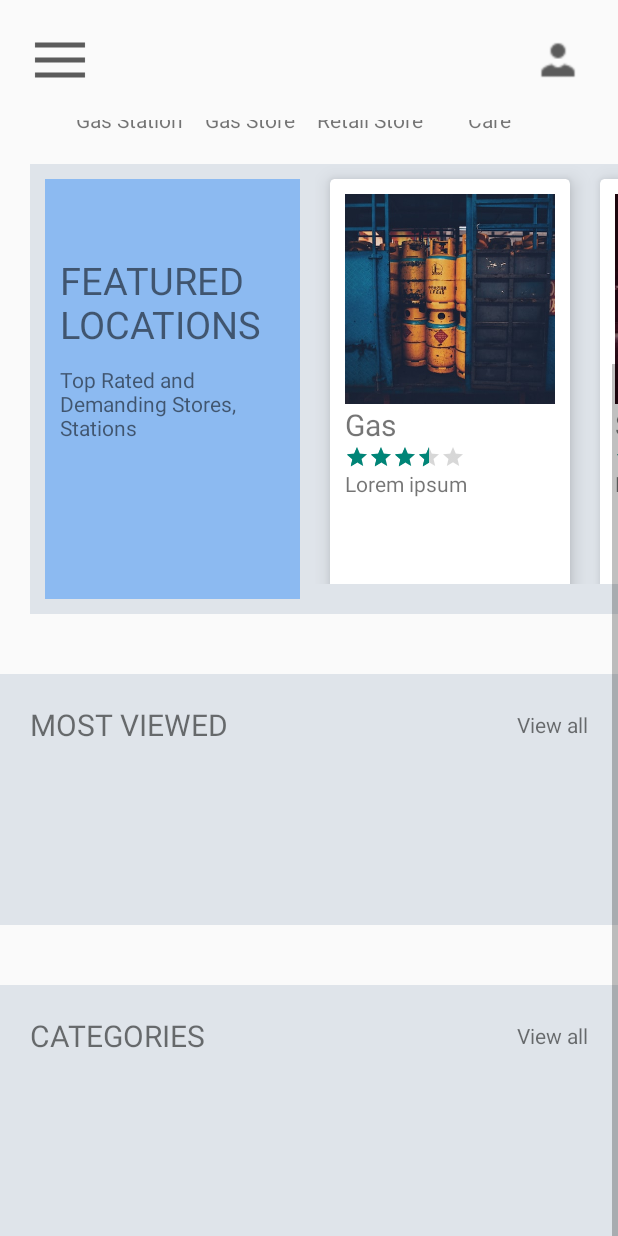
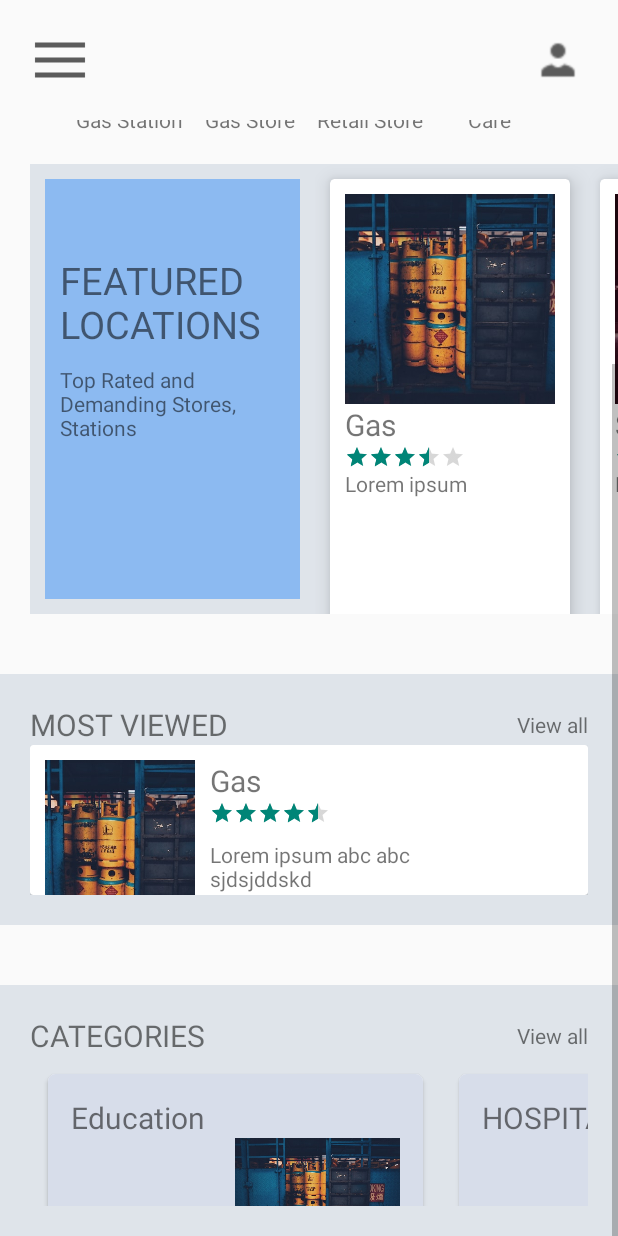
Before and after one commit to nahinAbrar/GasNow, an Android app: the UserDashboard screen opened directly, with no data from a screen before it, scrolled down 208 dp, on a phone screen of 412 x 824 dp. Run offline under Robolectric (Android 15) with nearby library versions, the phone set to English and light mode, and no system bars.

Commit message:
1. Liquid swipe animation ( one time only) 2. Login with remember pass( sessions) 3. Reset password with phone auth 4. Sign up with phone auth 5. Net Connection check 6. User Dashboard

```diff
--- a/app/src/main/AndroidManifest.xml
+++ b/app/src/main/AndroidManifest.xml
@@ -12,7 +12,7 @@
         android:theme="@style/Theme.GasNow"
         tools:targetApi="31">
         <activity
-            android:name=".UserDashboard"
+            android:name=".DashBoard.UserDashboard"
             android:exported="false" />
         <activity
             android:name=".PasswordReset.ForgetPassSuccessMessageActivity"
--- /dev/null
+++ b/app/src/main/java/com/isd/gasnow/DashBoard/CategoriesAdapter.java
@@ -0,0 +1,51 @@
+package com.isd.gasnow.DashBoard;
+
+import android.view.LayoutInflater;
+import android.view.View;
+import android.view.ViewGroup;
+import android.widget.ImageView;
+import android.widget.RelativeLayout;
+import android.widget.TextView;
+
+import androidx.annotation.NonNull;
+import androidx.recyclerview.widget.RecyclerView;
+
+import com.isd.gasnow.R;
+
+import java.util.ArrayList;
+
+public class CategoriesAdapter extends RecyclerView.Adapter<CategoriesAdapter.AdapterAllCategoriesViewHolder> {
+    ArrayList<CategoriesHelperClass> mostViewedLocations;
+    public CategoriesAdapter(ArrayList<CategoriesHelperClass> mostViewedLocations) {
+        this.mostViewedLocations = mostViewedLocations;
+    }
+    @NonNull
+    @Override
+    public AdapterAllCategoriesViewHolder onCreateViewHolder(@NonNull ViewGroup parent, int viewType) {
+        View view = LayoutInflater.from(parent.getContext()).inflate(R.layout.categories_card_design, parent, false);
+        AdapterAllCategoriesViewHolder lvh = new AdapterAllCategoriesViewHolder(view);
+        return lvh;
+    }
+    @Override
+    public void onBindViewHolder(@NonNull AdapterAllCategoriesViewHolder holder, int position) {
+        CategoriesHelperClass helperClass = mostViewedLocations.get(position);
+        holder.imageView.setImageResource(helperClass.getImage());
+        holder.textView.setText(helperClass.getTitle());
+//        holder.relativeLayout.setBackground(helperClass.getGradient());
+    }
+    @Override
+    public int getItemCount() {
+        return mostViewedLocations.size();
+    }
+    public static class AdapterAllCategoriesViewHolder extends RecyclerView.ViewHolder {
+//        RelativeLayout relativeLayout;
+        ImageView imageView;
+        TextView textView;
+        public AdapterAllCategoriesViewHolder(@NonNull View itemView) {
+            super(itemView);
+//            relativeLayout = itemView.findViewById(R.id.relativeLayout);
+            imageView = itemView.findViewById(R.id.categoryImage);
+            textView = itemView.findViewById(R.id.categoryTitle);
+        }
+    }
+}
--- /dev/null
+++ b/app/src/main/java/com/isd/gasnow/DashBoard/CategoriesHelperClass.java
@@ -0,0 +1,25 @@
+package com.isd.gasnow.DashBoard;
+
+import android.graphics.drawable.GradientDrawable;
+import android.media.Image;
+import android.widget.ImageView;
+import android.widget.RelativeLayout;
+
+public class CategoriesHelperClass {
+//    RelativeLayout gradient;
+    int image;
+    String title;
+
+    public String getTitle() {
+        return title;
+    }
+
+    public int getImage() {
+        return image;
+    }
+
+    public CategoriesHelperClass(int image, String title) {
+        this.image = image;
+        this.title = title;
+    }
+}
--- /dev/null
+++ b/app/src/main/java/com/isd/gasnow/DashBoard/FeaturedHelperClass.java
@@ -0,0 +1,25 @@
+package com.isd.gasnow.DashBoard;
+
+public class FeaturedHelperClass {
+
+    int image;
+    String title, description;
+
+    public FeaturedHelperClass(int image, String title, String description) {
+        this.image = image;
+        this.title = title;
+        this.description = description;
+    }
+
+    public int getImage() {
+        return image;
+    }
+
+    public String getTitle() {
+        return title;
+    }
+
+    public String getDescription() {
+        return description;
+    }
+}
--- /dev/null
+++ b/app/src/main/java/com/isd/gasnow/DashBoard/MostViewedAdapter.java
@@ -0,0 +1,61 @@
+package com.isd.gasnow.DashBoard;
+
+import android.view.LayoutInflater;
+import android.view.View;
+import android.view.ViewGroup;
+import android.widget.ImageView;
+import android.widget.TextView;
+
+import androidx.annotation.NonNull;
+import androidx.recyclerview.widget.RecyclerView;
+import com.isd.gasnow.R;
+
+import java.util.ArrayList;
+
+public class MostViewedAdapter extends RecyclerView.Adapter<MostViewedAdapter.MostViewedViewHolder>{
+
+    ArrayList<MostViewedAdapterHelperClass> mostViewedAdapterHelperClassArrayList;
+
+    public MostViewedAdapter(ArrayList<MostViewedAdapterHelperClass> mostViewedAdapterHelperClassArrayList) {
+        this.mostViewedAdapterHelperClassArrayList = mostViewedAdapterHelperClassArrayList;
+    }
+
+    @NonNull
+    @Override
+    public MostViewedViewHolder onCreateViewHolder(@NonNull ViewGroup parent, int viewType) {
+        View view = LayoutInflater.from(parent.getContext()).inflate(R.layout.most_viewed_card_design,parent, false);
+        MostViewedAdapter.MostViewedViewHolder mostViewedViewHolder = new MostViewedAdapter.MostViewedViewHolder(view);
+        return mostViewedViewHolder;
+    }
+
+    @Override
+    public void onBindViewHolder(@NonNull MostViewedViewHolder holder, int position) {
+        MostViewedAdapterHelperClass mostViewedAdapterHelperClass = mostViewedAdapterHelperClassArrayList.get(position);
+
+        holder.image.setImageResource(mostViewedAdapterHelperClass.getImage());
+        holder.title.setText(mostViewedAdapterHelperClass.getTitle());
+        holder.desc.setText(mostViewedAdapterHelperClass.getDescription());
+
+    }
+
+    @Override
+    public int getItemCount() {
+        return mostViewedAdapterHelperClassArrayList.size();
+    }
+
+
+    public static class MostViewedViewHolder extends RecyclerView.ViewHolder{
+        ImageView image;
+        TextView title, desc;
+
+        public MostViewedViewHolder(@NonNull View itemView) {
+            super(itemView);
+
+            image = itemView.findViewById(R.id.mostViewed_Image1);
+            title = itemView.findViewById(R.id.mostViewed_Title);
+            desc = itemView.findViewById(R.id.dashboardMostviewed_Desc);
+        }
+    }
+
+
+}
--- a/app/src/main/java/com/isd/gasnow/FeaturedHelperClass.java
+++ b/app/src/main/java/com/isd/gasnow/DashBoard/MostViewedAdapterHelperClass.java
@@ -1,11 +1,10 @@
-package com.isd.gasnow;
+package com.isd.gasnow.DashBoard;
 
-public class FeaturedHelperClass {
-
+public class MostViewedAdapterHelperClass {
     int image;
     String title, description;
 
-    public FeaturedHelperClass(int image, String title, String description) {
+    public MostViewedAdapterHelperClass(int image, String title, String description) {
         this.image = image;
         this.title = title;
         this.description = description;
--- /dev/null
+++ b/app/src/main/java/com/isd/gasnow/DashBoard/UserDashboard.java
@@ -0,0 +1,85 @@
+package com.isd.gasnow.DashBoard;
+
+import androidx.appcompat.app.AppCompatActivity;
+import androidx.recyclerview.widget.LinearLayoutManager;
+import androidx.recyclerview.widget.RecyclerView;
+
+import android.graphics.drawable.GradientDrawable;
+import android.os.Bundle;
+import android.widget.RelativeLayout;
+
+import com.isd.gasnow.DashBoard.FeaturedAdapter;
+import com.isd.gasnow.DashBoard.FeaturedHelperClass;
+import com.isd.gasnow.R;
+
+import java.util.ArrayList;
+
+public class UserDashboard extends AppCompatActivity {
+
+    RecyclerView featureRecycler,mostViewedRecycler, categoriesRecycler;
+    RecyclerView.Adapter adapter;
+
+    private GradientDrawable gradient1, gradient2, gradient3, gradient4;
+
+    @Override
+    protected void onCreate(Bundle savedInstanceState) {
+        super.onCreate(savedInstanceState);
+        setContentView(R.layout.activity_user_dashboard);
+
+        featureRecycler = findViewById(R.id.dashboardFeaturedRecycleView);
+        mostViewedRecycler = findViewById(R.id.dashboardMostviewedRecyclerView);
+        categoriesRecycler = findViewById(R.id.dashboardCategoriesRecyclerView);
+
+
+
+        featuredRecycler();
+        mostViewedRecycler();
+        categoriesRecycler();
+
+    }
+
+    private void categoriesRecycler() {
+        //All Gradients
+//        gradient2 = new GradientDrawable(GradientDrawable.Orientation.LEFT_RIGHT, new int[]{0xffd4cbe5, 0xffd4cbe5});
+//        gradient1 = new GradientDrawable(GradientDrawable.Orientation.LEFT_RIGHT, new int[]{0xff7adccf, 0xff7adccf});
+//        gradient3 = new GradientDrawable(GradientDrawable.Orientation.LEFT_RIGHT, new int[]{0xfff7c59f, 0xFFf7c59f});
+//        gradient4 = new GradientDrawable(GradientDrawable.Orientation.LEFT_RIGHT, new int[]{0xffb8d7f5, 0xffb8d7f5});
+        ArrayList<CategoriesHelperClass> categoriesHelperClasses = new ArrayList<>();
+        categoriesHelperClasses.add(new CategoriesHelperClass(R.drawable.card1, "Education"));
+        categoriesHelperClasses.add(new CategoriesHelperClass(R.drawable.card1, "HOSPITAL"));
+        categoriesHelperClasses.add(new CategoriesHelperClass(R.drawable.card1, "Restaurant"));
+        categoriesHelperClasses.add(new CategoriesHelperClass(R.drawable.card1, "Shopping"));
+        categoriesHelperClasses.add(new CategoriesHelperClass(R.drawable.card1, "Transport"));
+        categoriesRecycler.setHasFixedSize(true);
+        adapter = new CategoriesAdapter(categoriesHelperClasses);
+        categoriesRecycler.setLayoutManager(new LinearLayoutManager(this, LinearLayoutManager.HORIZONTAL, false));
+        categoriesRecycler.setAdapter(adapter);
+    }
+
+
+    private void mostViewedRecycler() {
+        mostViewedRecycler.setHasFixedSize(true);
+        mostViewedRecycler.setLayoutManager(new LinearLayoutManager(this,LinearLayoutManager.HORIZONTAL,false));
+
+        ArrayList<MostViewedAdapterHelperClass> mostViewedAdapterHelperClassArrayList = new ArrayList<>();
+        mostViewedAdapterHelperClassArrayList.add(new MostViewedAdapterHelperClass(R.drawable.card1,"Gas", "Lorem ipsum abc abc sjdsjddskd"));
+        mostViewedAdapterHelperClassArrayList.add(new MostViewedAdapterHelperClass(R.drawable.card2,"Store", "Lorem ipsum abc abc sjdsjddskd"));
+
+        adapter = new MostViewedAdapter(mostViewedAdapterHelperClassArrayList);
+        mostViewedRecycler.setAdapter(adapter);
+    }
+
+    private void featuredRecycler() {
+        featureRecycler.setHasFixedSize(true);
+        featureRecycler.setLayoutManager(new LinearLayoutManager(this,LinearLayoutManager.HORIZONTAL,false));
+
+        ArrayList<FeaturedHelperClass> featuredHelperClassArrayList = new ArrayList<>();
+        featuredHelperClassArrayList.add(new FeaturedHelperClass(R.drawable.card1,"Gas", "Lorem ipsum"));
+        featuredHelperClassArrayList.add(new FeaturedHelperClass(R.drawable.card2,"Store", "Lorem ipsum"));
+
+        adapter = new FeaturedAdapter(featuredHelperClassArrayList);
+        featureRecycler.setAdapter(adapter);
+
+
+    }
+}
--- a/app/src/main/java/com/isd/gasnow/Login/LoginActivity.java
+++ b/app/src/main/java/com/isd/gasnow/Login/LoginActivity.java
@@ -11,7 +11,6 @@ import android.net.NetworkInfo;
 import android.os.Bundle;
 import android.provider.Settings;
 import android.view.View;
-import android.view.WindowManager;
 import android.widget.CheckBox;
 import android.widget.EditText;
 import android.widget.RelativeLayout;
@@ -24,12 +23,11 @@ import com.google.firebase.database.Query;
 import com.google.firebase.database.ValueEventListener;
 import com.hbb20.CountryCodePicker;
 import com.isd.gasnow.Database.SessionManager;
-import com.isd.gasnow.MainActivity;
 import com.isd.gasnow.PasswordReset.ForgetPasswordActivity;
 import com.isd.gasnow.IntroductoryPages.WelcomeActivity;
 import com.isd.gasnow.R;
 import com.isd.gasnow.SignUp.SignupActivity;
-import com.isd.gasnow.UserDashboard;
+import com.isd.gasnow.DashBoard.UserDashboard;
 
 import java.util.HashMap;
 
--- a/app/src/main/java/com/isd/gasnow/UserDashboard.java
+++ /dev/null
@@ -1,39 +0,0 @@
-package com.isd.gasnow;
-
-import androidx.appcompat.app.AppCompatActivity;
-import androidx.recyclerview.widget.LinearLayoutManager;
-import androidx.recyclerview.widget.RecyclerView;
-
-import android.os.Bundle;
-
-import java.util.ArrayList;
-
-public class UserDashboard extends AppCompatActivity {
-
-    RecyclerView featureRecycler;
-    RecyclerView.Adapter adapter;
-
-    @Override
-    protected void onCreate(Bundle savedInstanceState) {
-        super.onCreate(savedInstanceState);
-        setContentView(R.layout.activity_user_dashboard);
-
-        featureRecycler = findViewById(R.id.dashboardFeaturedRecycleView);
-
-        featuredRecycler();
-    }
-
-    private void featuredRecycler() {
-        featureRecycler.setHasFixedSize(true);
-        featureRecycler.setLayoutManager(new LinearLayoutManager(this,LinearLayoutManager.HORIZONTAL,false));
-
-        ArrayList<FeaturedHelperClass> featuredHelperClassArrayList = new ArrayList<>();
-        featuredHelperClassArrayList.add(new FeaturedHelperClass(R.drawable.card1,"Gas", "Lorem ipsum"));
-        featuredHelperClassArrayList.add(new FeaturedHelperClass(R.drawable.card2,"Store", "Lorem ipsum"));
-
-        adapter = new FeaturedAdapter(featuredHelperClassArrayList);
-        featureRecycler.setAdapter(adapter);
-
-
-    }
-}
--- a/app/src/main/res/layout/activity_user_dashboard.xml
+++ b/app/src/main/res/layout/activity_user_dashboard.xml
@@ -5,7 +5,7 @@
     android:layout_width="match_parent"
     android:layout_height="match_parent"
     android:orientation="vertical"
-    tools:context=".UserDashboard">
+    tools:context=".DashBoard.UserDashboard">
 
     <RelativeLayout
         android:layout_width="match_parent"
@@ -240,7 +240,7 @@
                 <androidx.recyclerview.widget.RecyclerView
                     android:id="@+id/dashboardFeaturedRecycleView"
                     android:layout_width="match_parent"
-                    android:layout_height="280dp"
+                    android:layout_height="300dp"
                     android:layout_toEndOf="@id/dashboardFeaturedCard" />
 
 
@@ -277,6 +277,7 @@
                 </RelativeLayout>
 
                 <androidx.recyclerview.widget.RecyclerView
+                    android:id="@+id/dashboardMostviewedRecyclerView"
                     android:layout_width="match_parent"
                     android:layout_height="100dp" />
 
@@ -314,6 +315,7 @@
                 </RelativeLayout>
 
                 <androidx.recyclerview.widget.RecyclerView
+                    android:id="@+id/dashboardCategoriesRecyclerView"
                     android:layout_width="match_parent"
                     android:layout_height="100dp" />
 
--- /dev/null
+++ b/app/src/main/res/layout/categories_card_design.xml
@@ -0,0 +1,40 @@
+<?xml version="1.0" encoding="utf-8"?>
+<androidx.cardview.widget.CardView xmlns:android="http://schemas.android.com/apk/res/android"
+    android:layout_width="250dp"
+    android:layout_height="150dp"
+    xmlns:app="http://schemas.android.com/apk/res-auto"
+    app:cardCornerRadius="5dp"
+    android:elevation="8dp"
+    android:layout_margin="12dp">
+
+    <RelativeLayout
+        android:id="@+id/categoriesRelative"
+        android:layout_width="match_parent"
+        android:layout_height="match_parent"
+        android:padding="15dp"
+        android:background="@color/pastel_sky">
+
+        <TextView
+            android:id="@+id/categoryTitle"
+            android:layout_width="wrap_content"
+            android:layout_height="wrap_content"
+            android:text="@string/gas_station"
+            android:textSize="20sp"
+            android:fontFamily="sans-serif"
+            />
+
+        <ImageView
+            android:id="@+id/categoryImage"
+            android:layout_width="110dp"
+            android:layout_height="110dp"
+            android:src="@drawable/card1"
+            android:layout_alignParentRight="true"
+            android:layout_alignParentBottom="true"
+
+
+            />
+
+
+    </RelativeLayout>
+
+</androidx.cardview.widget.CardView>
--- /dev/null
+++ b/app/src/main/res/layout/most_viewed_card_design.xml
@@ -0,0 +1,54 @@
+<?xml version="1.0" encoding="utf-8"?>
+<androidx.cardview.widget.CardView xmlns:android="http://schemas.android.com/apk/res/android"
+    android:layout_width="match_parent"
+    android:layout_height="match_parent"
+    xmlns:app="http://schemas.android.com/apk/res-auto"
+    app:cardCornerRadius="2dp"
+    android:elevation="8dp">
+
+    <RelativeLayout
+        android:layout_width="300dp"
+        android:layout_height="150dp"
+        android:padding="10dp">
+
+        <ImageView
+            android:id="@+id/mostViewed_Image1"
+            android:layout_width="100dp"
+            android:layout_height="150dp"
+            android:src="@drawable/card1"
+            android:scaleType="centerCrop"
+            />
+
+        <TextView
+            android:id="@+id/mostViewed_Title"
+            android:layout_width="wrap_content"
+            android:layout_height="wrap_content"
+            android:layout_toRightOf="@id/mostViewed_Image1"
+            android:layout_marginLeft="10dp"
+            android:text="@string/gas_station"
+            android:textSize="20sp"
+            android:fontFamily="sans-serif"
+            />
+
+        <RatingBar
+            android:id="@+id/mostViewed_Rating"
+            android:layout_width="wrap_content"
+            android:layout_height="wrap_content"
+            style="@style/Widget.AppCompat.RatingBar.Small"
+            android:layout_below="@id/mostViewed_Title"
+            android:layout_toRightOf="@id/mostViewed_Image1"
+            android:layout_marginLeft="10dp"
+            android:rating="4.5"/>
+
+        <TextView
+            android:id="@+id/dashboardMostviewed_Desc"
+            android:layout_width="wrap_content"
+            android:layout_height="wrap_content"
+            android:text="Lorem Ipsum donor skadjasjdjdja"
+            android:layout_below="@+id/mostViewed_Rating"
+            android:layout_toRightOf="@id/mostViewed_Image1"
+            android:padding="10dp"/>
+
+    </RelativeLayout>
+
+</androidx.cardview.widget.CardView>
```
Also changed, not shown: app/src/main/java/com/isd/gasnow/DashBoard/FeaturedAdapter.java (renamed from app/src/main/java/com/isd/gasnow/FeaturedAdapter.java, +2 -8 lines).
